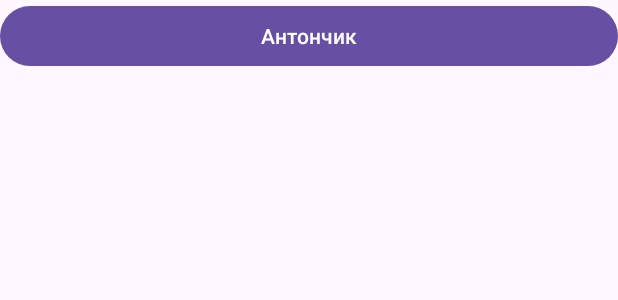
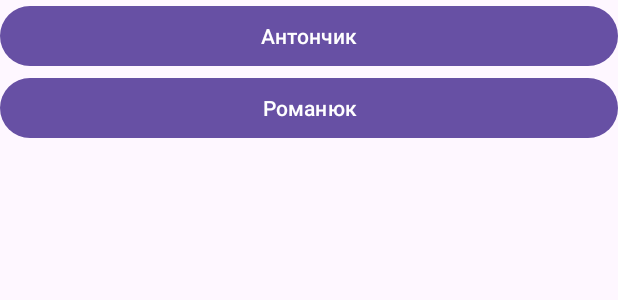
Before and after one commit to kostant/project_kmept, an Android app: the layout activity_main.xml on its own in the app's theme, with its tools: preview values and no code run, on a phone screen of 412 x 824 dp. Shown: the top 300 px of the screen. Run offline under Robolectric (Android 15) with nearby library versions, the phone set to English and light mode, and no system bars.

Commit message:
commit message

```diff
--- a/app/src/main/AndroidManifest.xml
+++ b/app/src/main/AndroidManifest.xml
@@ -23,6 +23,7 @@
         </activity>
 
         <activity android:name=".screens.AntonchikActivity"/>
+        <activity android:name=".screens.RomaniucActivity"/>
     </application>
 
 </manifest>
--- a/app/src/main/java/com/example/projectkmept/MainActivity.kt
+++ b/app/src/main/java/com/example/projectkmept/MainActivity.kt
@@ -8,6 +8,7 @@ import androidx.appcompat.app.AppCompatActivity
 import androidx.core.view.ViewCompat
 import androidx.core.view.WindowInsetsCompat
 import com.example.projectkmept.screens.AntonchikActivity
+import com.example.projectkmept.screens.RomaniucActivity
 
 class MainActivity : AppCompatActivity() {
     override fun onCreate(savedInstanceState: Bundle?) {
@@ -18,5 +19,9 @@ class MainActivity : AppCompatActivity() {
             val intent = Intent(this, AntonchikActivity::class.java)
             startActivity(intent)
         }
+        findViewById<Button>(R.id.RomaniucButton).setOnClickListener {
+            val intent = Intent(this, RomaniucActivity::class.java)
+            startActivity(intent)
+        }
     }
 }
--- a/app/src/main/res/layout/activity_main.xml
+++ b/app/src/main/res/layout/activity_main.xml
@@ -17,6 +17,11 @@
             android:layout_width="match_parent"
             android:layout_height="wrap_content"
             android:text="Антончик"/>
+        <Button
+            android:id="@+id/RomaniucButton"
+            android:layout_width="match_parent"
+            android:layout_height="wrap_content"
+            android:text="Романюк"/>
 
     </LinearLayout>
 
```
Also changed, not shown: app/src/main/java/com/example/projectkmept/screens/RomaniucActivity.kt (added, +12 -0 lines), app/src/main/res/layout/activity_romaniuc.xml (added, +12 -0 lines).
